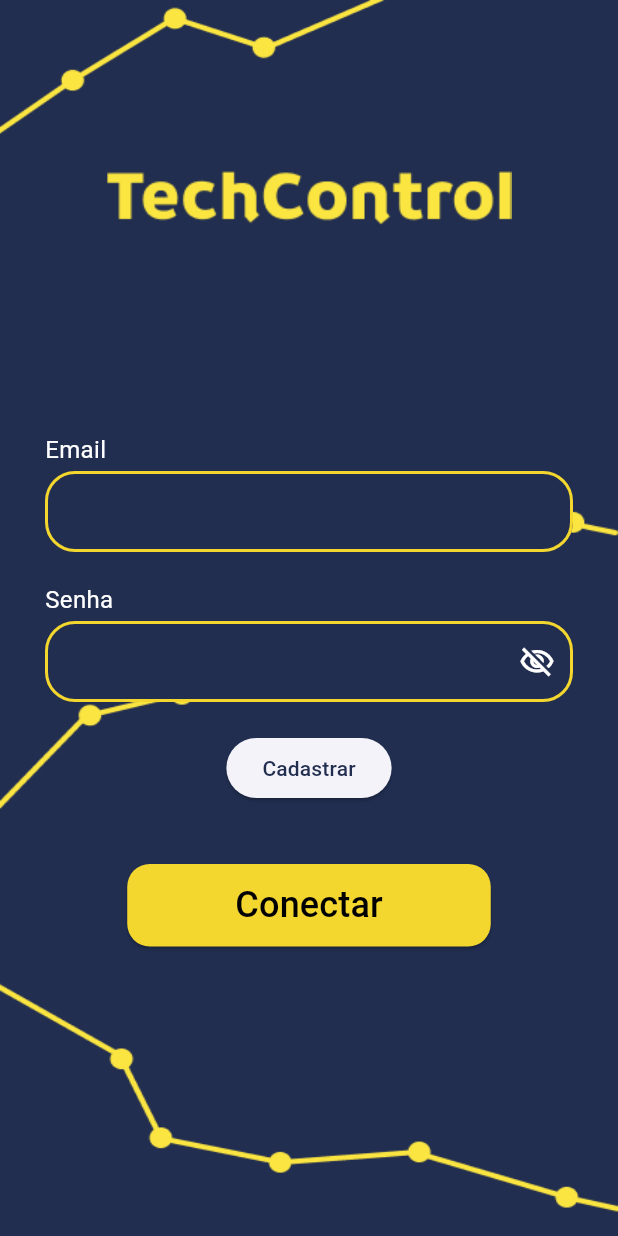
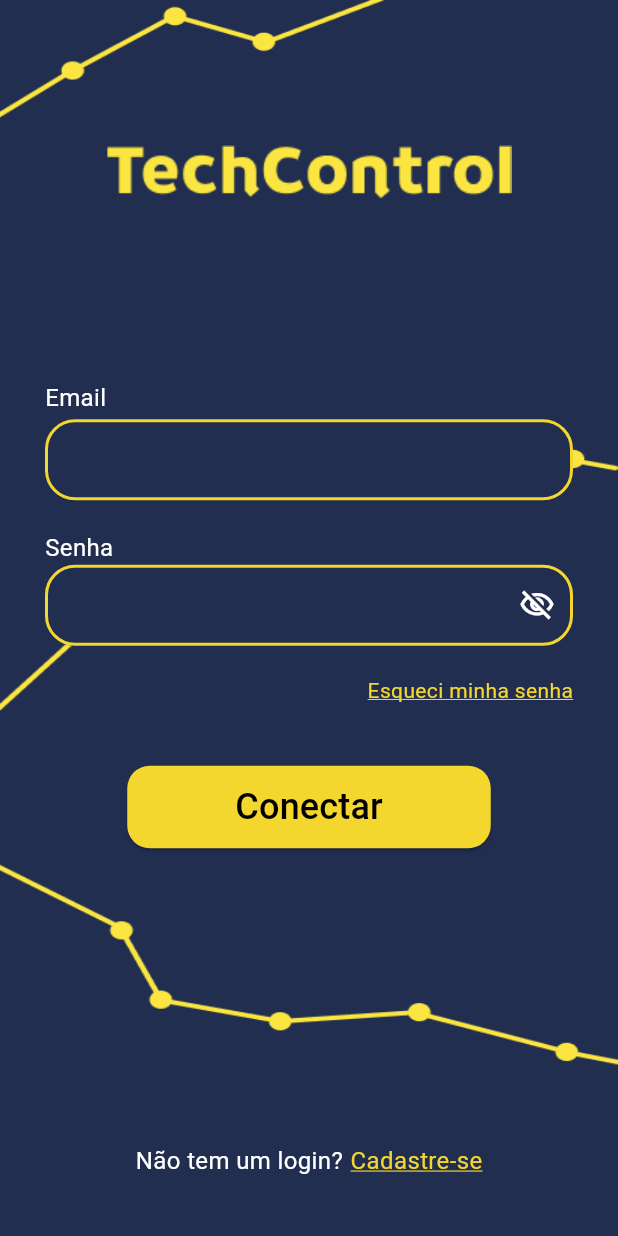
Before and after one commit to victorhug01/techcontrol, a Flutter app: the screen it shows after launch, on a phone screen of 412 x 824 dp. Run offline on Flutter 3.47's test engine with Material 3 defaults, Android fonts, the phone set to English and light mode, and no system bars; our stand-ins replace email_validator, flutter_dotenv, go_router, supabase_flutter; accounts and stored records are empty.

Commit message:
terminando login e cadastro

```diff
--- a/lib/view/auth/signin/sign_in_page.dart
+++ b/lib/view/auth/signin/sign_in_page.dart
@@ -85,7 +85,6 @@ class _SignInPageState extends State<SignInPage> with ValidationMixinClass {
                       ),
                       Column(
                         crossAxisAlignment: CrossAxisAlignment.start,
-                        spacing: 3.0,
                         children: [
                           Text(
                             'Senha',
@@ -125,17 +124,23 @@ class _SignInPageState extends State<SignInPage> with ValidationMixinClass {
                                   () => maxTwoHundredCharacters(value),
                                 ]),
                           ),
+                          Align(
+                            alignment: Alignment.topRight,
+                            child: GestureDetector(
+                              onTap: () {
+                                context.push('/cadastro');
+                              },
+                              child: Text(
+                                "Esqueci minha senha",
+                                style: TextStyle(
+                                  color: AppTheme.lightTheme.colorScheme.secondary,
+                                  decoration: TextDecoration.underline,
+                                  decorationColor: AppTheme.lightTheme.colorScheme.secondary,
+                                ),
+                              ),
+                            ),
+                          ),
                         ],
-                      ),
-                      Builder(
-                        builder: (context) {
-                          return ElevatedButton(
-                            onPressed: () {
-                              context.push('/cadastro');
-                            },
-                            child: Text('Cadastrar'),
-                          );
-                        },
                       ),
                     ],
                   ),
@@ -179,6 +184,40 @@ class _SignInPageState extends State<SignInPage> with ValidationMixinClass {
           ),
         ),
       ),
+      extendBody: true,
+      bottomNavigationBar: SizedBox(
+        height: 100,
+        child: Center(
+          child: GestureDetector(
+            onTap: () {
+              context.push('/cadastro');
+            },
+            child: Row(
+              mainAxisSize: MainAxisSize.min,
+              spacing: 5,
+              mainAxisAlignment: MainAxisAlignment.center,
+              children: [
+                Text(
+                  'Não tem um login?',
+                  style: TextStyle(
+                    color: AppTheme.lightTheme.colorScheme.surface,
+                    fontSize: TextTheme.of(context).titleMedium!.fontSize,
+                  ),
+                ),
+                Text(
+                  'Cadastre-se',
+                  style: TextStyle(
+                    color: AppTheme.lightTheme.colorScheme.secondary,
+                    fontSize: TextTheme.of(context).titleMedium!.fontSize,
+                    decoration: TextDecoration.underline,
+                    decorationColor: AppTheme.lightTheme.colorScheme.secondary,
+                  ),
+                ),
+              ],
+            ),
+          ),
+        ),
+      ),
     );
   }
 }
--- a/lib/view/auth/signup/sign_up_page.dart
+++ b/lib/view/auth/signup/sign_up_page.dart
@@ -26,7 +26,7 @@ class _SignUpPageState extends State<SignUpPage> with ValidationMixinClass {
   @override
   Widget build(BuildContext context) {
     final signInViewModel = Provider.of<SignUpViewModel>(context);
-    final response = ResponsiveUtils(context).height;
+    final responsive = ResponsiveUtils(context).height;
     return Scaffold(
       appBar: AppBar(
         backgroundColor: AppTheme.lightTheme.colorScheme.secondary,
@@ -53,15 +53,15 @@ class _SignUpPageState extends State<SignUpPage> with ValidationMixinClass {
                 child: Column(
                   crossAxisAlignment: CrossAxisAlignment.center,
                   mainAxisAlignment: MainAxisAlignment.center,
-                  spacing: response / 8,
                   children: [
-                    Image.asset('assets/images/write_techcontrol.png'),
                     Column(
                       children: [
                         Column(
                           crossAxisAlignment: CrossAxisAlignment.start,
                           spacing: 3.0,
                           children: [
+                            Center(child: Image.asset('assets/images/write_techcontrol.png')),
+                            SizedBox(height: responsive / 6),
                             Text(
                               'Email',
                               style: TextStyle(
@@ -184,8 +184,7 @@ class _SignUpPageState extends State<SignUpPage> with ValidationMixinClass {
                             ),
                           ],
                         ),
-                      ],
-                    ),
+                        SizedBox(height: responsive / 10),
                         Align(
                           alignment: Alignment.topCenter,
                           child: ButtonWidget(
@@ -220,6 +219,8 @@ class _SignUpPageState extends State<SignUpPage> with ValidationMixinClass {
                         ),
                       ],
                     ),
+                  ],
+                ),
               ),
             ),
           ),
```
Lines whose indentation alone changed are shown as unchanged.
